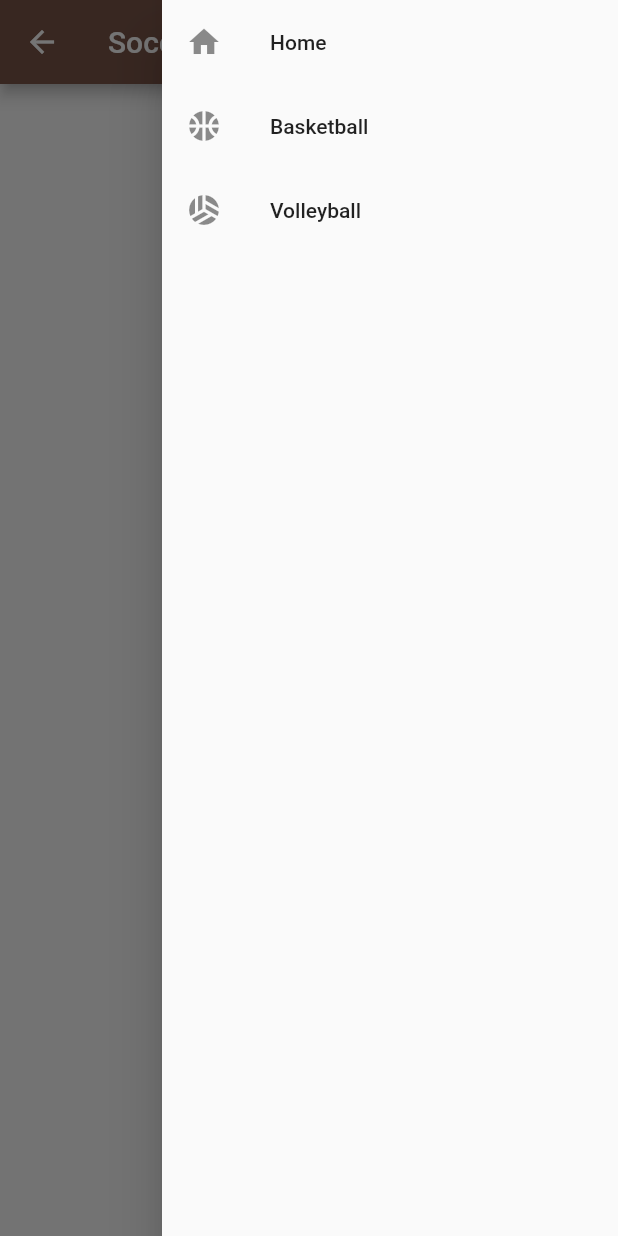
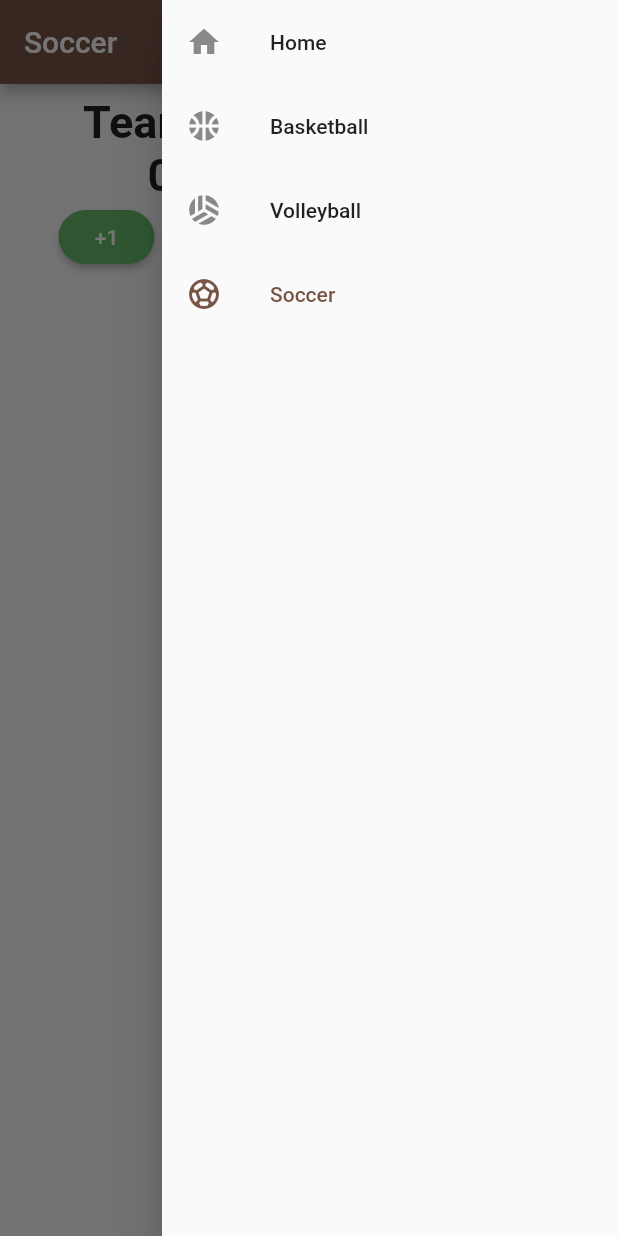
Before and after one commit to Methapon2001/rmutl-scoreboard, a Flutter app: the SoccerPage screen opened directly, with the side drawer open, on a phone screen of 412 x 824 dp. Run offline on Flutter 3.47's test engine with Material 2 defaults, Android fonts, the phone set to English and light mode, and no system bars.

Commit message:
Soccer page (#4)
* added soccer page

* small adjustment

* move to widget and input time

* adjustment

```diff
--- a/lib/main.dart
+++ b/lib/main.dart
@@ -7,6 +7,9 @@ import 'package:scoreboard/models/basketball/score.dart';
 import 'package:scoreboard/models/volleyball/score.dart';
 import 'package:scoreboard/models/volleyball/set.dart';
 import 'package:scoreboard/models/volleyball/quarter.dart';
+import 'package:scoreboard/models/soccer/score.dart';
+import 'package:scoreboard/models/soccer/quarter.dart';
+import 'package:scoreboard/models/name.dart';
 void main() {
   runApp(const MyApp());
 }
@@ -18,12 +21,15 @@ class MyApp extends StatelessWidget {
   Widget build(BuildContext context) {
     return MultiProvider(
       providers: [
+        ListenableProvider(create: (_) => Name()),
         ListenableProvider(create: (_) => FoulBasketball()),
         ListenableProvider(create: (_) => ScoreBasketball()),
         ListenableProvider(create: (_) => QuarterBasketball()),
         ListenableProvider(create: (_) => ScoreVolleyball()),
         ListenableProvider(create: (_) => SetVolleyball()),
         ListenableProvider(create: (_) => QuarterVolleyball()),
+        ListenableProvider(create: (_) => ScoreSoccer()),
+        ListenableProvider(create: (_) => QuarterSoccer()),
       ],
       child: MaterialApp(
         debugShowCheckedModeBanner: false,
--- /dev/null
+++ b/lib/models/name.dart
@@ -0,0 +1,8 @@
+import 'package:flutter/material.dart';
+
+class Name with ChangeNotifier{
+  final List<String> _team = ["Team A","Team B"];
+
+  String get getTeamName1 => _team[0];
+  String get getTeamName2 => _team[1];
+}
--- /dev/null
+++ b/lib/models/soccer/quarter.dart
@@ -0,0 +1,7 @@
+import 'package:scoreboard/models/quarter.dart';
+
+class QuarterSoccer extends Quarter {
+  QuarterSoccer(){
+    maxQuarter = 2;
+  }
+}
--- /dev/null
+++ b/lib/models/soccer/score.dart
@@ -0,0 +1,3 @@
+import 'package:scoreboard/models/score.dart';
+
+class ScoreSoccer extends Score {}
--- a/lib/views/basketball.dart
+++ b/lib/views/basketball.dart
@@ -6,7 +6,8 @@ import 'package:scoreboard/models/basketball/foul.dart';
 import 'package:scoreboard/widgets/button_score.dart';
 import 'package:scoreboard/widgets/button_foul.dart';
 import 'package:scoreboard/widgets/button_quarter.dart';
-import 'package:scoreboard/views/countdowntime.dart';
+import 'package:scoreboard/widgets/countdowntime.dart';
+import 'package:scoreboard/widgets/teamname.dart';
 
 class BasketballPage extends StatefulWidget {
   const BasketballPage({super.key});
@@ -33,11 +34,7 @@ class _BasketballPageState extends State<BasketballPage> {
                 children: [
                   Column(
                     children: <Widget>[
-                      const Text(
-                        'Team A',
-                        style: TextStyle(
-                            fontSize: 30, fontWeight: FontWeight.bold),
-                      ),
+                      const TeamName(team: 1),
                       Text(
                         '${context.watch<ScoreBasketball>().getScoreTeam1}',
                         style: const TextStyle(
@@ -60,11 +57,7 @@ class _BasketballPageState extends State<BasketballPage> {
                   ),
                   Column(
                     children: <Widget>[
-                      const Text(
-                        'Team B',
-                        style: TextStyle(
-                            fontSize: 30, fontWeight: FontWeight.bold),
-                      ),
+                      const TeamName(team: 2),
                       Text(
                         '${context.watch<ScoreBasketball>().getScoreTeam2}',
                         style: const TextStyle(
@@ -87,14 +80,8 @@ class _BasketballPageState extends State<BasketballPage> {
                   ),
                 ],
               ),
-              const Text(
-                'Quarter',
-                style: TextStyle(fontSize: 20, fontWeight: FontWeight.bold),
-              ),
               const ButtonQuarter(sport: 1),
-              const Text('Time',
-                  style: TextStyle(fontSize: 20, fontWeight: FontWeight.bold)),
-              const CountdownPage(),
+              const CountdownPage(time: 1200,),
             ],
           ),
         ),
--- a/lib/views/soccer.dart
+++ b/lib/views/soccer.dart
@@ -1,5 +1,11 @@
 import 'package:flutter/material.dart';
+import 'package:scoreboard/widgets/button_quarter.dart';
 import 'package:scoreboard/widgets/menu.dart';
+import 'package:provider/provider.dart';
+import 'package:scoreboard/models/soccer/score.dart';
+import 'package:scoreboard/widgets/button_score.dart';
+import 'package:scoreboard/widgets/teamname.dart';
+import 'package:scoreboard/widgets/countdowntime.dart';
 
 class SoccerPage extends StatefulWidget {
   const SoccerPage({super.key});
@@ -16,11 +22,41 @@ class _SoccerPageState extends State<SoccerPage> {
         title: const Text("Soccer"),
       ),
       body: Center(
-        child: Column(
-          mainAxisAlignment: MainAxisAlignment.center,
-          children: [
-            const Text('Soccer'),
-          ],
+        child: Padding(
+          padding: const EdgeInsets.all(8.0),
+          child: Column(children: <Widget>[
+            Row(
+              mainAxisAlignment: MainAxisAlignment.spaceAround,
+              children: [
+                Column(
+                  children: <Widget>[
+                    const TeamName(team: 1),
+                    Text(
+                      '${context.watch<ScoreSoccer>().getScoreTeam1}',
+                      style: const TextStyle(
+                          fontSize: 30, fontWeight: FontWeight.bold),
+                    ),
+                    const ButtonScore(sport: 3, team: 1, increment: 1, decrement: 1),
+                  ],
+                ),
+
+                Column(
+                  children: <Widget>[
+                    const TeamName(team: 2),
+                    Text(
+                      '${context.watch<ScoreSoccer>().getScoreTeam2}',
+                      style: const TextStyle(
+                          fontSize: 30, fontWeight: FontWeight.bold),
+                    ),
+                    const ButtonScore(sport: 3, team: 2, increment: 1, decrement: 1),
+                  ],
+                ),
+              ],
+            ),
+          const ButtonQuarter(sport: 3),
+          const CountdownPage(time: 2700),
+          ]
+          ),
         ),
       ),
       endDrawer: const MenuDrawer(index: 3),
--- a/lib/widgets/button_quarter.dart
+++ b/lib/widgets/button_quarter.dart
@@ -1,6 +1,7 @@
 import 'package:flutter/material.dart';
 import 'package:scoreboard/models/basketball/quarter.dart';
 import 'package:scoreboard/models/volleyball/quarter.dart';
+import 'package:scoreboard/models/soccer/quarter.dart';
 import 'package:provider/provider.dart';
 
 class ButtonQuarter extends StatefulWidget {
@@ -15,22 +16,41 @@ class ButtonQuarter extends StatefulWidget {
 class _ButtonQuarterState extends State<ButtonQuarter> {
   @override
   Widget build(BuildContext context) {
-    return TextButton(
+    return Column(
+      children: [
+        const Text(
+          'Quarter',
+          style: TextStyle(fontSize: 20, fontWeight: FontWeight.bold),
+        ),
+        TextButton(
             onPressed: () {
               if (widget.sport == 1) {
                 context.read<QuarterBasketball>().update();
               }
-          if (widget.sport == 2){
+              if (widget.sport == 2) {
                 context.read<QuarterVolleyball>().update();
               }
+              if (widget.sport == 3) {
+                context.read<QuarterSoccer>().update();
+              }
             },
-        child: widget.sport == 1 ? Text(
+            child: widget.sport == 1
+                ? Text(
                     '${context.watch<QuarterBasketball>().getQuarter}',
                     style: const TextStyle(fontSize: 30),
-        ) : widget.sport == 2 ? Text(
+                  )
+                : widget.sport == 2
+                    ? Text(
                         '${context.watch<QuarterVolleyball>().getQuarter}',
                         style: const TextStyle(fontSize: 30),
-        ) : widget
+                      )
+                    : widget.sport == 3
+                        ? Text(
+                            '${context.watch<QuarterSoccer>().getQuarter}',
+                            style: const TextStyle(fontSize: 30),
+                          )
+                        : widget)
+      ],
     );
   }
 }
--- a/lib/widgets/button_score.dart
+++ b/lib/widgets/button_score.dart
@@ -2,6 +2,7 @@ import 'package:flutter/material.dart';
 import 'package:provider/provider.dart';
 import 'package:scoreboard/models/basketball/score.dart';
 import 'package:scoreboard/models/volleyball/score.dart';
+import 'package:scoreboard/models/soccer/score.dart';
 
 class ButtonScore extends StatefulWidget {
   const ButtonScore({
@@ -40,6 +41,9 @@ class _ButtonScoreState extends State<ButtonScore> {
             if(widget.sport == 2){
               context.read<ScoreVolleyball>().increment(widget.team, widget.increment);
             }
+            if(widget.sport == 3){
+              context.read<ScoreSoccer>().increment(widget.team, widget.increment);
+            }
           },
           child: Text("+${widget.increment}"),
         ),
@@ -59,6 +63,9 @@ class _ButtonScoreState extends State<ButtonScore> {
             if (widget.sport == 2) {
               context.read<ScoreVolleyball>().decrement(widget.team, widget.decrement);
             }
+            if(widget.sport == 3){
+              context.read<ScoreSoccer>().decrement(widget.team, widget.decrement);
+            }
           },
           child: Text("-${widget.decrement}"),
         ),
--- a/lib/views/countdowntime.dart
+++ b/lib/widgets/countdowntime.dart
@@ -3,7 +3,9 @@ import 'package:flutter/material.dart';
 import 'package:scoreboard/widgets/roud-button.dart';
 
 class CountdownPage extends StatefulWidget {
-  const CountdownPage({Key? key}) : super(key: key);
+  const CountdownPage({Key? key, required this.time}) : super(key: key);
+
+  final int time;
 
   @override
   State<CountdownPage> createState() => _CountdownPageState();
@@ -27,7 +29,7 @@ class _CountdownPageState extends State<CountdownPage>
     super.initState();
     controller = AnimationController(
       vsync: this,
-      duration: const Duration(seconds: 60),
+      duration: Duration(seconds: widget.time),
     );
 
     controller.addListener(() {
@@ -54,6 +56,8 @@ class _CountdownPageState extends State<CountdownPage>
   Widget build(BuildContext context) {
     return Column(
       children: [
+        const Text('Time',
+            style: TextStyle(fontSize: 20, fontWeight: FontWeight.bold)),
         GestureDetector(
           onTap: () {
             if (controller.isDismissed) {
--- a/lib/widgets/menu.dart
+++ b/lib/widgets/menu.dart
@@ -1,8 +1,8 @@
 import 'package:flutter/material.dart';
 import 'package:scoreboard/views/home.dart';
 import 'package:scoreboard/views/volleyball.dart';
-import 'package:scoreboard/views/volleyball.dart';
 import 'package:scoreboard/views/basketball.dart';
+import 'package:scoreboard/views/soccer.dart';
 
 class MenuDrawer extends StatefulWidget {
   const MenuDrawer({Key? key, required this.index}) : super(key: key);
@@ -59,6 +59,19 @@ class _MenuDrawerState extends State<MenuDrawer> {
               );
             },
           ),
+          ListTile(
+            leading: const Icon(Icons.sports_soccer),
+            title: const Text('Soccer'),
+            selected: widget.index == 3,
+            onTap: () {
+              Navigator.pushReplacement(
+                context,
+                MaterialPageRoute(
+                  builder: (context) => const SoccerPage(),
+                ),
+              );
+            },
+          ),
         ],
       ),
     );
--- /dev/null
+++ b/lib/widgets/teamname.dart
@@ -0,0 +1,24 @@
+import 'package:flutter/material.dart';
+import 'package:provider/provider.dart';
+import 'package:scoreboard/models/name.dart';
+
+class TeamName extends StatefulWidget {
+  const TeamName({Key? key, required this.team}) : super(key: key);
+
+  final int team;
+
+  @override
+  State<TeamName> createState() => _TeamNameState();
+}
+
+class _TeamNameState extends State<TeamName> {
+  @override
+  Widget build(BuildContext context) {
+    return Text(
+      widget.team == 1
+          ? context.watch<Name>().getTeamName1
+          : context.watch<Name>().getTeamName2,
+      style: const TextStyle(fontSize: 30, fontWeight: FontWeight.bold),
+    );
+  }
+}
```
Also changed, not shown: lib/views/volleyball.dart (+5 -15 lines). Lines whose indentation alone changed are shown as unchanged.
